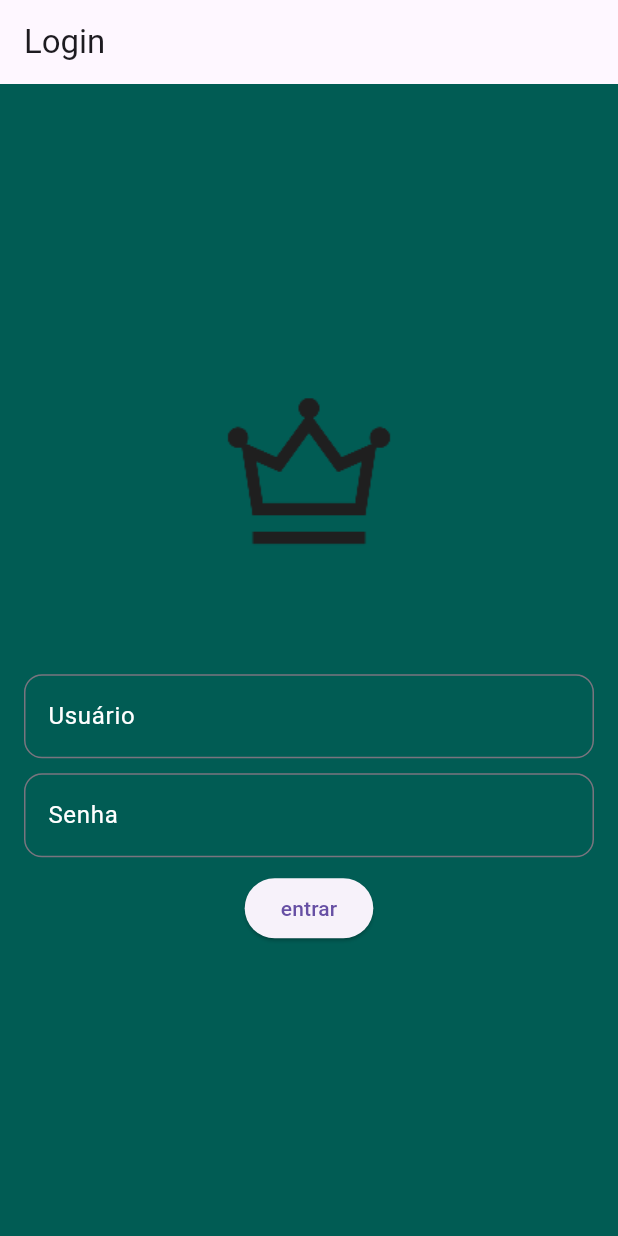
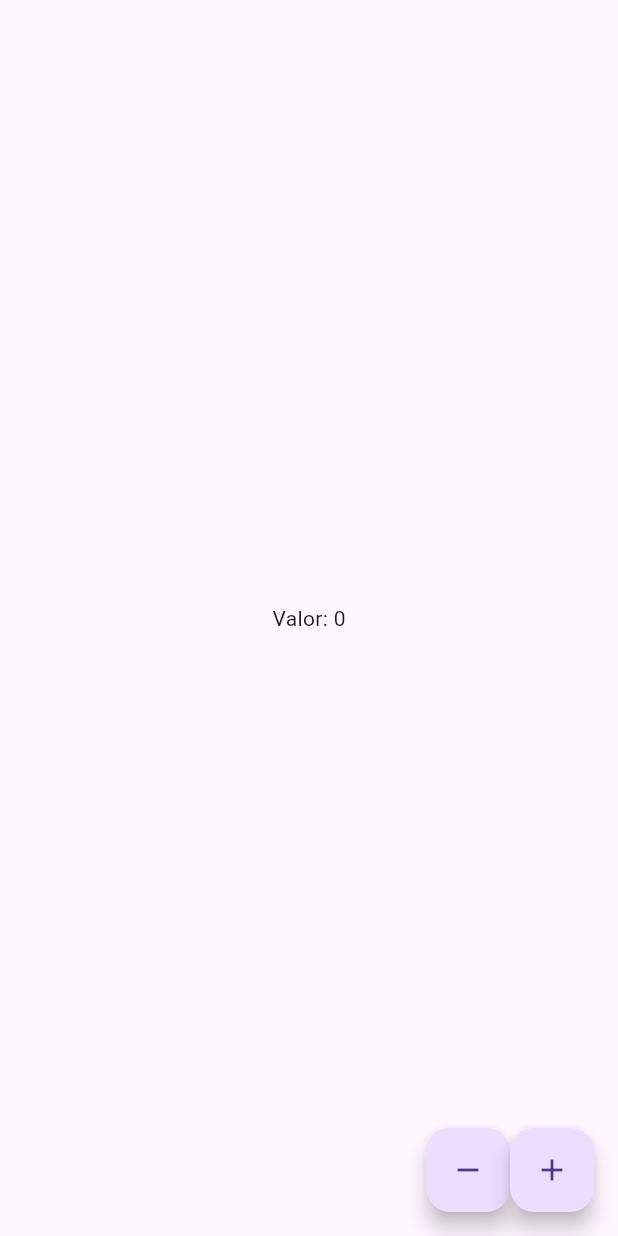
Before and after one commit to MrLucasjoel/utilidades, a Flutter app: the screen it shows after launch, on a phone screen of 412 x 824 dp. Run offline on Flutter 3.47's test engine with Material 3 defaults, Android fonts, the phone set to English and light mode, and no system bars; our stand-ins replace flutter_bloc, flutter_multi_formatter, flutter_riverpod, font_awesome_flutter, shared_preferences, sqflite; accounts and stored records are empty.

Commit message:
bloc e cubit

```diff
--- /dev/null
+++ b/lib/src/providers/login_provider.dart
@@ -0,0 +1,5 @@
+import 'package:flutter_riverpod/flutter_riverpod.dart';
+import 'package:utilidades/src/controllers/loginriver_controller.dart';
+import 'package:utilidades/src/models/login_state.dart';
+
+final loginProvider = StateNotifierProvider<LoginriverController, LoginState>((ref) => LoginriverController());
--- a/lib/src/views/base_layout.dart
+++ b/lib/src/views/base_layout.dart
@@ -14,11 +14,11 @@ class BaseLayout extends StatefulWidget {
 }
 
 class _BaseLayoutState extends State<BaseLayout> {
-@override
+/* @override
 void initState(){
   AuthService().checkLogin(context);
   super.initState();
-}
+} */
 
   @override
   Widget build(BuildContext context) {
--- /dev/null
+++ b/lib/src/views/counter_cubit.dart
@@ -0,0 +1,44 @@
+import 'package:flutter/material.dart';
+import 'package:flutter_bloc/flutter_bloc.dart';
+
+class CounterCubit extends Cubit<int>{
+
+  CounterCubit() : super(0);
+
+  void increment() => emit(state +1);
+  void decrement() => emit(state -1);
+
+}
+
+class CounterPage extends StatelessWidget {
+  const CounterPage({super.key});
+
+  @override
+  Widget build(BuildContext context) {
+    return Scaffold(
+      body: Center(
+        child: BlocBuilder<CounterCubit, int>(
+          builder: (context, count){
+            return Text('Valor: $count');
+          },
+        ),
+      ),
+      floatingActionButton: Row(
+        mainAxisAlignment: MainAxisAlignment.end,
+        children: [
+          FloatingActionButton(
+            heroTag: 'decrement',
+            onPressed: () => context.read<CounterCubit>().decrement(),
+            child: Icon(Icons.remove),
+          ),
+          SizedBox(height: 20,),
+          FloatingActionButton(
+            heroTag: 'increment',
+            onPressed: () => context.read<CounterCubit>().increment(),
+            child: Icon(Icons.add),
+          ),
+        ],
+      ),
+    );
+  }
+}
--- a/pubspec.yaml
+++ b/pubspec.yaml
@@ -9,7 +9,9 @@ environment:
 dependencies:
   flutter:
     sdk: flutter
+  flutter_bloc: ^9.1.1
   flutter_multi_formatter: ^2.13.7
+  flutter_riverpod: ^2.6.1
   font_awesome_flutter: ^10.8.0
   http: ^0.13.6
   intl: ^0.20.2
```
Also changed, not shown: lib/main.dart (+61 -1 lines), lib/src/app/app_menu.dart (+19 -2 lines), lib/src/controllers/loginriver_controller.dart (added, +29 -0 lines), lib/src/models/login_state.dart (added, +15 -0 lines), lib/src/views/bloc_example_view.dart (added, +67 -0 lines), lib/src/views/login_river.dart (added, +38 -0 lines), lib/src/views/riverpod_exemple.dart (added, +27 -0 lines), pubspec.lock.
